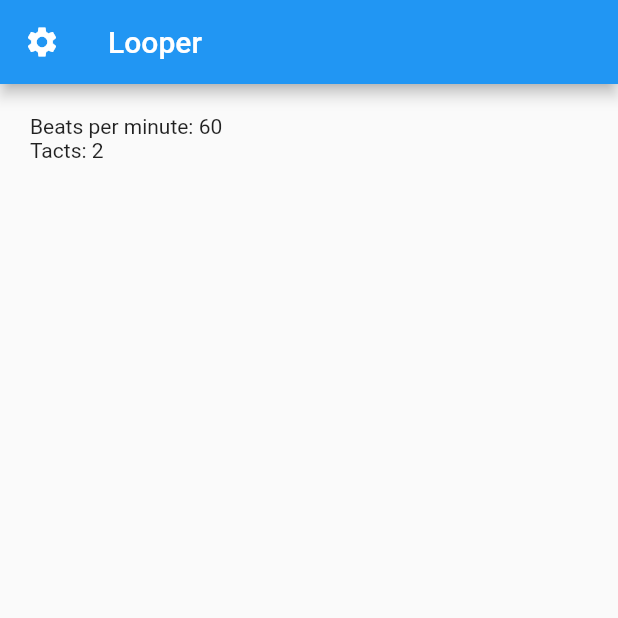
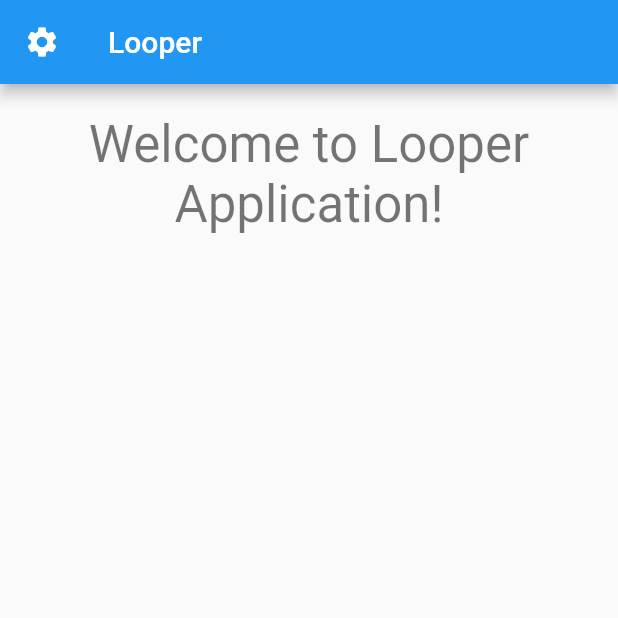
Before and after one commit to michcho415/flutter_project, a Flutter app: the screen it shows after launch, on a phone screen of 412 x 824 dp, the top half of it. Run offline on Flutter 3.47's test engine with Material 2 defaults, Android fonts, the phone set to English and light mode, and no system bars.

Commit message:
Changed some positioning and code snippets

```diff
--- a/lib/data/app_settings.dart
+++ b/lib/data/app_settings.dart
@@ -8,7 +8,4 @@ class AppData
   int numberOfTactsToRecord;
   int metrum = 4;
 
-  String getBeats() => beatsPerMinute.toString();
-  String getTacts() => numberOfTactsToRecord.toString();
-
 }
--- a/lib/views/main_screen.dart
+++ b/lib/views/main_screen.dart
@@ -28,15 +28,19 @@ class _MainScreenState extends State<MainScreen>{
             onPressed: getDataFromSettings
             ),
           ),
-        body: Container(
-          child: Padding(
-              padding: EdgeInsets.symmetric(vertical: 20, horizontal: 20),
-              child: Column(
-            children: [Text("Beats per minute: ${data.getBeats()} \nTacts: ${data.getTacts()}")]
-            )
-          )
-        ),
-      );
+        body: Padding(
+                padding: EdgeInsets.symmetric(vertical: 20, horizontal: 20),
+                child: Center(
+                  child: Column(
+                    children: [
+                      Text("Welcome to Looper Application!\n",
+                        style: Theme.of(context).textTheme.headline4,
+                        textAlign: TextAlign.center),
+                    ]
+                  )
+                )
+              )
+            );
 
   }
 
--- a/lib/views/settings_screen.dart
+++ b/lib/views/settings_screen.dart
@@ -66,7 +66,7 @@ class _SettingsScreenState extends State<SettingsScreen> {
                             appData.numberOfTactsToRecord = value!;
                           })
                         },
-                        items: <int>[2, 3].map<DropdownMenuItem<int>>((int? value) {
+                        items: <int>[2, 3, 4].map<DropdownMenuItem<int>>((int? value) {
                           return DropdownMenuItem<int>(
                             value: value,
                             child: Text(value.toString()),
@@ -86,7 +86,7 @@ class _SettingsScreenState extends State<SettingsScreen> {
                         decoration:  InputDecoration(
                             errorText: isTextFieldValid ? null : errorText,
                             hintText: "Tempo in BPM",
-                            labelText: "Current: ${appData.getBeats()}"
+                            labelText: "Current: ${appData.beatsPerMinute}"
                           ),
                         )
                       )
```
